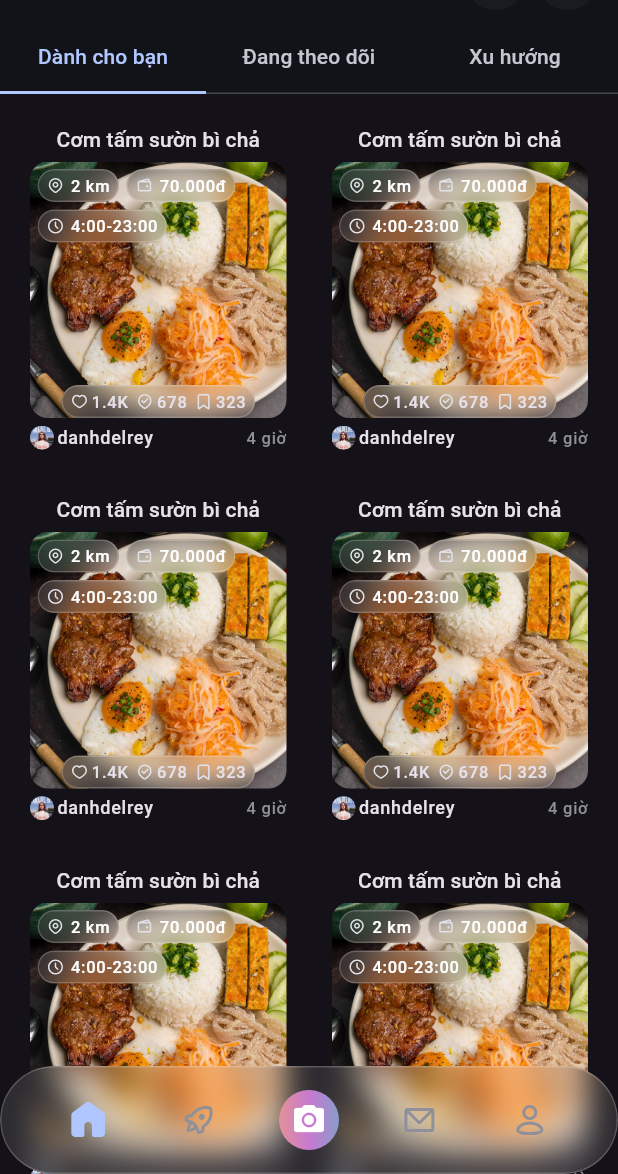
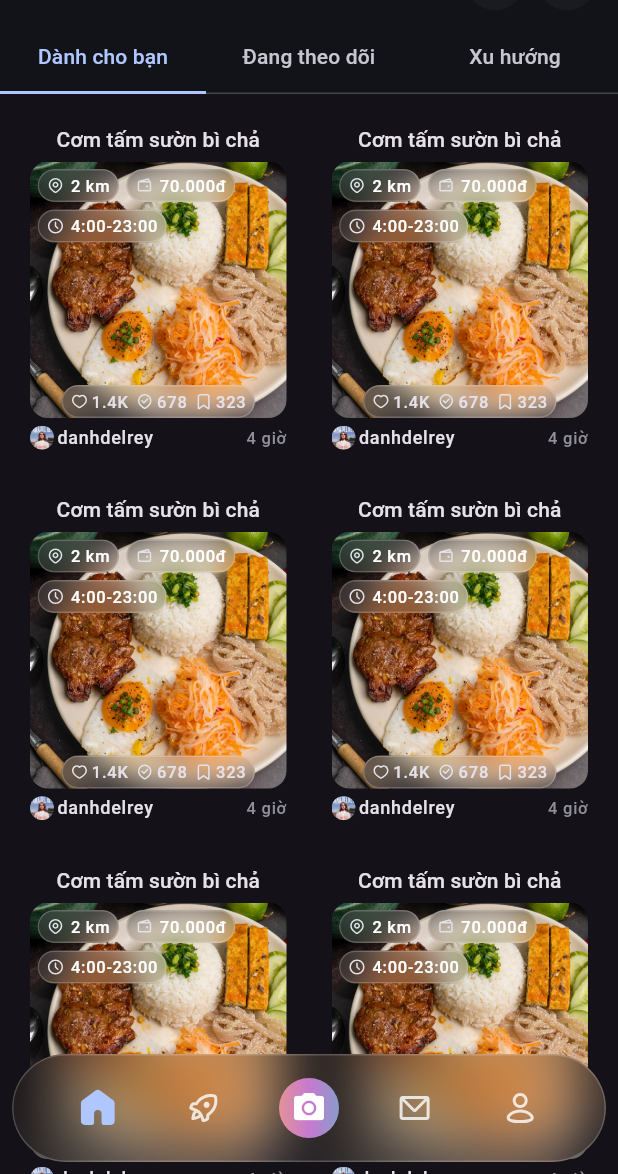
Before and after one commit to danhdelrey/dishlocal, a Flutter app: the screen it shows after launch, on a phone screen of 412 x 824 dp, the part 62-1236 px from its top. Run offline on Flutter 3.47's test engine with Material 3 defaults, Android fonts, the phone set to English and light mode, and no system bars; drawn by our look-alikes of badges; our stand-ins replace bloc, camera, dartz, dio, equatable, flutter_bloc and 10 more; missing offline and left inert: geolocator_platform_interface; Roboto replaces fonts that are missing (SFProDisplay).

Commit message:
Update main_shell.dart

```diff
--- a/lib/app/config/main_shell.dart
+++ b/lib/app/config/main_shell.dart
@@ -34,7 +34,11 @@ class MainShell extends StatelessWidget {
       body: navigationShell,
 
       // 3. BottomAppBar thay thế cho PersistentTabView
-      bottomNavigationBar: GlassContainer(
+      bottomNavigationBar: Padding(
+        padding: const EdgeInsets.all(8.0),
+        child: GlassContainer(
+          backgroundColor: Colors.black,
+          blur: 20,
           child: BottomAppBar(
             height: kBottomNavigationBarHeight + 10,
             color: Colors.transparent,
@@ -49,7 +53,7 @@ class MainShell extends StatelessWidget {
                     color: Theme.of(context).colorScheme.primary,
                   ),
                   icon: AppIcons.home41.toSvg(
-                  color: Theme.of(context).colorScheme.outline,
+                    color: Colors.white.withValues(alpha: 0.8),
                   ),
                   index: 0,
                 ),
@@ -60,7 +64,7 @@ class MainShell extends StatelessWidget {
                     color: Theme.of(context).colorScheme.primary,
                   ),
                   icon: AppIcons.rocketLine.toSvg(
-                  color: Theme.of(context).colorScheme.outline,
+                    color: Colors.white.withValues(alpha: 0.8),
                   ),
                   index: 1,
                 ),
@@ -79,7 +83,7 @@ class MainShell extends StatelessWidget {
                   icon: CustomBadge(
                     showBadge: false,
                     child: AppIcons.mail1.toSvg(
-                    color: Theme.of(context).colorScheme.outline,
+                      color: Colors.white.withValues(alpha: 0.8),
                     ),
                   ),
                   index: 2,
@@ -91,11 +95,12 @@ class MainShell extends StatelessWidget {
                     color: Theme.of(context).colorScheme.primary,
                   ),
                   icon: AppIcons.user31.toSvg(
-                  color: Theme.of(context).colorScheme.outline,
+                    color: Colors.white.withValues(alpha: 0.8),
                   ),
                   index: 3,
                 ),
               ],
+            ),
           ),
         ),
       ),
```
Lines whose indentation alone changed are shown as unchanged.
